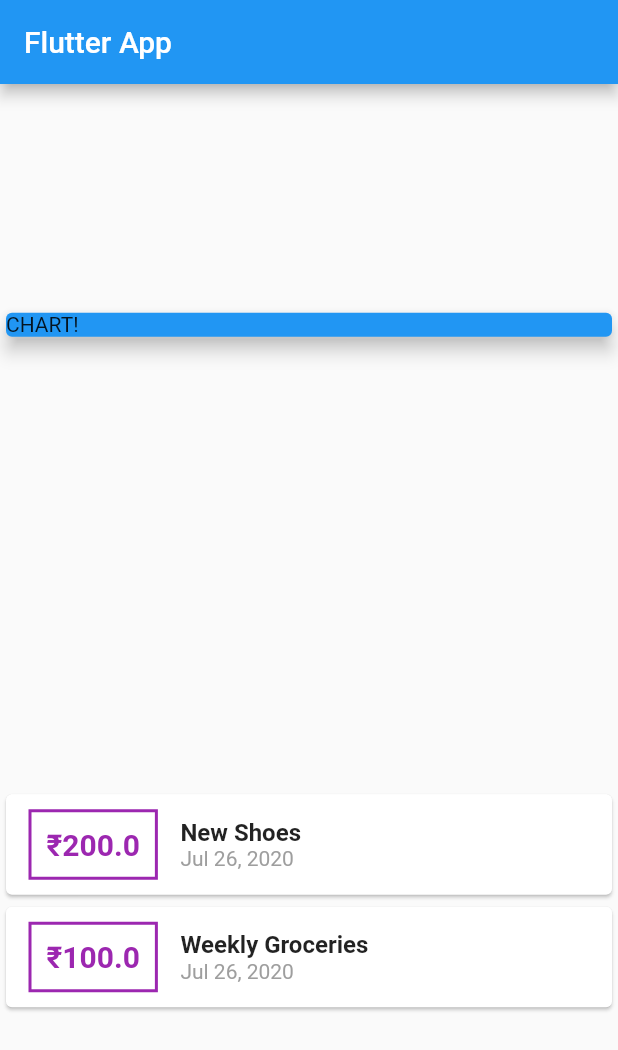
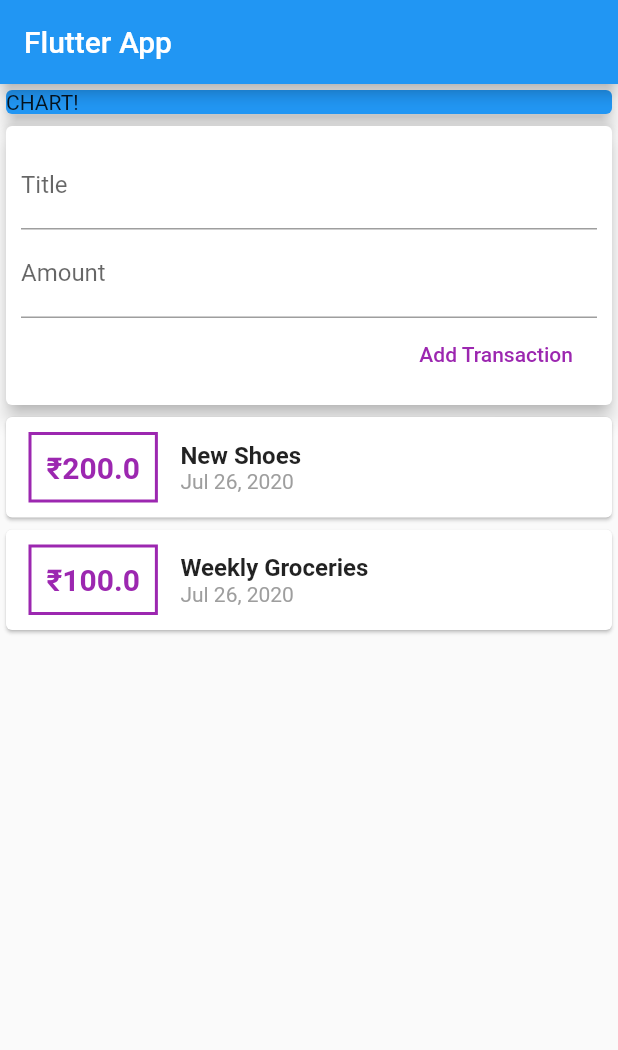
Before and after one commit to xybercommander/expense_app, a Flutter app: the screen it shows after launch, on a phone screen of 412 x 824 dp. Shown: the top 1050 px of the screen. Run offline on Flutter 3.47's test engine with Material 2 defaults, Android fonts, the phone set to English and light mode, and no system bars.

Commit message:
added textEditingController

```diff
--- a/lib/main.dart
+++ b/lib/main.dart
@@ -26,6 +26,9 @@ class MyHomePage extends StatelessWidget {
         id: 't2', title: 'Weekly Groceries', amount: 100, date: DateTime.now()),
   ];
 
+  final titleController = new TextEditingController();
+  final amountController = new TextEditingController();
+
   @override
   Widget build(BuildContext context) {
     return Scaffold(
@@ -33,7 +36,7 @@ class MyHomePage extends StatelessWidget {
           title: Text("Flutter App"),
         ),
         body: Column(
-          mainAxisAlignment: MainAxisAlignment.spaceAround,
+          // mainAxisAlignment: MainAxisAlignment.spaceAround,
           crossAxisAlignment: CrossAxisAlignment.stretch,
           children: <Widget>[
             Container(
@@ -44,35 +47,62 @@ class MyHomePage extends StatelessWidget {
                 elevation: 5,
               ),
             ),
+            Card(
+                elevation: 5,
+                child: Container(
+                  padding: EdgeInsets.all(10),
+                  child: Column(
+                    crossAxisAlignment: CrossAxisAlignment.end,
+                    children: <Widget>[
+                      TextField(
+                        decoration: InputDecoration(labelText: 'Title'),
+                        controller: titleController,
+                      ),
+                      TextField(
+                        decoration: InputDecoration(labelText: 'Amount'),
+                        controller: amountController,
+                      ),
+                      FlatButton(
+                        child: Text("Add Transaction"),
+                        textColor: Colors.purple,
+                        onPressed: () {},
+                      )
+                    ],
+                  ),
+                )),
             Column(
               children: transactions.map((tx) {
                 return Card(
                   child: Row(
                     children: <Widget>[
                       Container(
-                        margin: EdgeInsets.symmetric(vertical: 10, horizontal: 15),
+                        margin:
+                            EdgeInsets.symmetric(vertical: 10, horizontal: 15),
                         decoration: BoxDecoration(
-                          border: Border.all(color: Colors.purple, width: 2)
+                            border: Border.all(color: Colors.purple, width: 2)),
+                        padding: EdgeInsets.all(10),
+                        child: Text(
+                          '₹${tx.amount}',
+                          style: TextStyle(
+                              fontWeight: FontWeight.bold,
+                              fontSize: 20,
+                              color: Colors.purple),
                         ),
-                        padding: EdgeInsets.all(10),
-                        child: Text('₹${tx.amount}',
-                          style: TextStyle(
-                            fontWeight: FontWeight.bold,
-                            fontSize: 20,
-                            color: Colors.purple
-                        ),),
                       ),
                       Column(
                         crossAxisAlignment: CrossAxisAlignment.start,
                         children: <Widget>[
-                          Text(tx.title, style: TextStyle(
-                            fontSize: 16,
-                            fontWeight: FontWeight.bold
-                          ),),
-                          Text(DateFormat.yMMMd().format(tx.date),
-                          style: TextStyle(
-                            color: Colors.grey,
-                          ),)
+                          Text(
+                            tx.title,
+                            style: TextStyle(
+                                fontSize: 16, fontWeight: FontWeight.bold),
+                          ),
+                          Text(
+                            DateFormat.yMMMd().format(tx.date),
+                            style: TextStyle(
+                              color: Colors.grey,
+                            ),
+                          )
                         ],
                       )
                     ],
```
